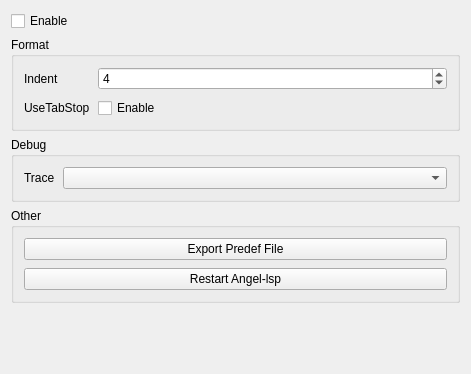
Wing-summer/WingHexExplorer2, file src/settings/lspsettingdialog.ui: the form before one commit.
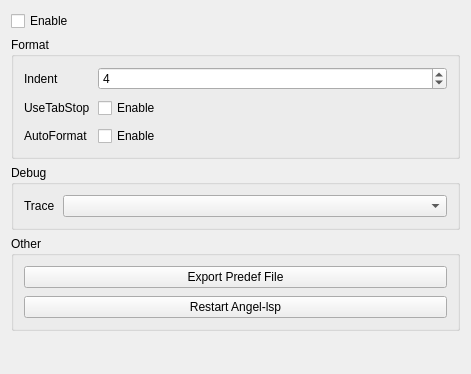
The form after the commit.

Patch:
```diff
--- a/src/settings/lspsettingdialog.ui
+++ b/src/settings/lspsettingdialog.ui
@@ -79,6 +79,20 @@
         </property>
        </widget>
       </item>
+      <item row="2" column="0">
+       <widget class="QLabel" name="label_4">
+        <property name="text">
+         <string>AutoFormat</string>
+        </property>
+       </widget>
+      </item>
+      <item row="2" column="1">
+       <widget class="QCheckBox" name="cbAutoFmt">
+        <property name="text">
+         <string>Enable</string>
+        </property>
+       </widget>
+      </item>
      </layout>
     </widget>
    </item>
```
